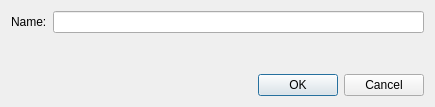
This is gns3/ui/edit_project_dialog.ui in GNS3/gns3-gui as Qt 5 draws it before an edit. The edited form follows.
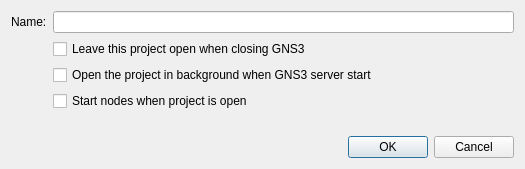
This is the edited form.

Commit message: Allow to configure auto start/auto close/auto open

Diff of the .ui file:
```diff
--- a/gns3/ui/edit_project_dialog.ui
+++ b/gns3/ui/edit_project_dialog.ui
@@ -6,8 +6,8 @@
    <rect>
     <x>0</x>
     <y>0</y>
-    <width>435</width>
-    <height>107</height>
+    <width>525</width>
+    <height>169</height>
    </rect>
   </property>
   <property name="windowTitle">
@@ -32,6 +32,41 @@
      <item row="0" column="1">
       <widget class="QLineEdit" name="uiProjectNameLineEdit"/>
      </item>
+     <item row="1" column="0">
+      <widget class="QLabel" name="label_2">
+       <property name="text">
+        <string/>
+       </property>
+      </widget>
+     </item>
+     <item row="1" column="1">
+      <widget class="QCheckBox" name="uiProjectAutoCloseCheckBox">
+       <property name="text">
+        <string>Leave this project open when closing GNS3</string>
+       </property>
+      </widget>
+     </item>
+     <item row="2" column="0">
+      <widget class="QLabel" name="label_3">
+       <property name="text">
+        <string/>
+       </property>
+      </widget>
+     </item>
+     <item row="2" column="1">
+      <widget class="QCheckBox" name="uiProjectAutoOpenCheckBox">
+       <property name="text">
+        <string>Open the project in background when GNS3 server start</string>
+       </property>
+      </widget>
+     </item>
+     <item row="3" column="1">
+      <widget class="QCheckBox" name="uiProjectAutoStartCheckBox">
+       <property name="text">
+        <string>Start nodes when project is open</string>
+       </property>
+      </widget>
+     </item>
     </layout>
    </item>
    <item>
```
The commit also changes 3 other files.
